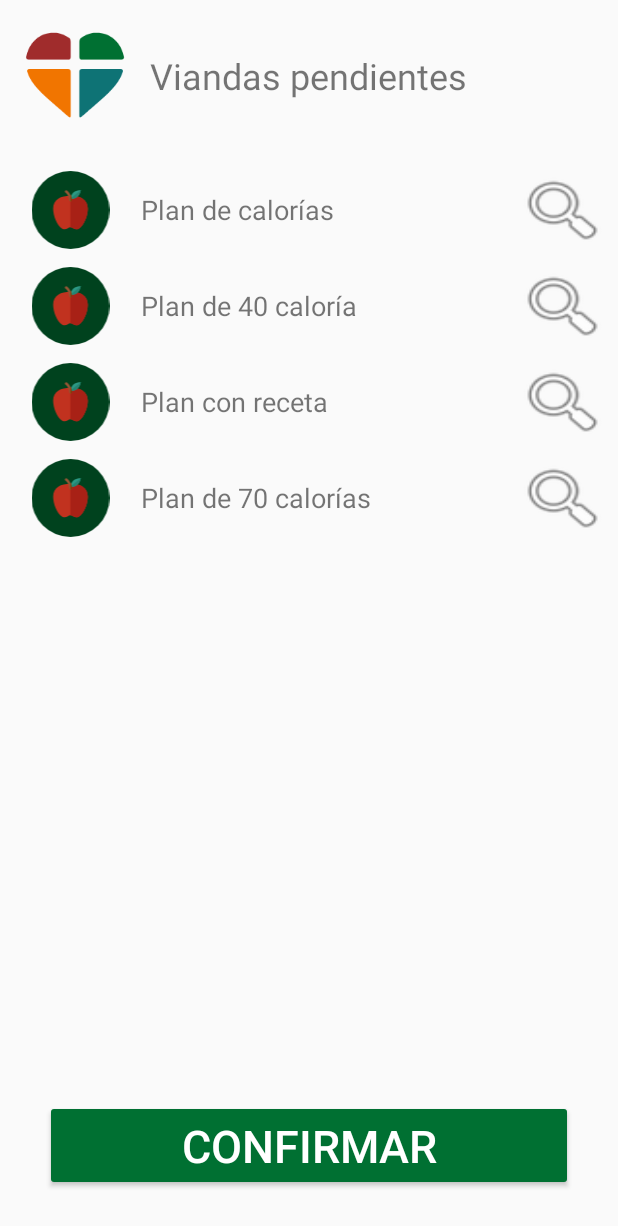
After one commit to Luciana123/BienestARProveedores, an Android app: the MealsFragment screen opened through its navigation route, on a phone screen of 412 x 824 dp. The commit adds this screen. Shown: the top 1226 px of the screen. Run offline under Robolectric (Android 15) with nearby library versions, the phone set to English and light mode, and no system bars.

Commit message:
finished meals lifecycle

```diff
--- a/app/src/main/java/com/example/bienestarproveedores/ProductsFragment.java
+++ b/app/src/main/java/com/example/bienestarproveedores/ProductsFragment.java
@@ -44,8 +44,8 @@ public class ProductsFragment extends Fragment {
     mealsProductLayout.setDescription(getString(R.string.meals));
     mealsProductLayout.setImageResource(R.drawable.ic_main_viands_apple);
     mealsProductLayout.setBackgroundColor(ContextCompat.getColor(view.getContext(), R.color.colorMeals));
-    //NavDirections mealsAction = ProductsFragmentDirections.actionProductsFragmentToMealsFragment();
-    //mealsProductLayout.setOnClickListener(Navigation.createNavigateOnClickListener(mealsAction));
+    NavDirections mealsAction = ProductsFragmentDirections.actionProductsFragmentToMealsFragment();
+    mealsProductLayout.setOnClickListener(Navigation.createNavigateOnClickListener(mealsAction));
 
     /* Asistencia. */
     assistanceProductLayout = view.findViewById(R.id.product_assistance);
--- a/app/src/main/java/com/example/bienestarproveedores/consultancy/ConsultancyAppointmentsFragment.java
+++ b/app/src/main/java/com/example/bienestarproveedores/consultancy/ConsultancyAppointmentsFragment.java
@@ -103,7 +103,7 @@ public class ConsultancyAppointmentsFragment extends Fragment {
                 @Override
                 public void onClick(View v) {
 
-                    v.setBackgroundColor(v.getResources().getColor(android.R.color.holo_blue_light));
+                    v.setBackgroundColor(v.getResources().getColor(android.R.color.holo_red_light));
 
                     for(ConsultancyAppointmentsItemsViewHolder item: viewValues) {
                         if(item.itemView != v){
--- /dev/null
+++ b/app/src/main/java/com/example/bienestarproveedores/meals/Meal.java
@@ -0,0 +1,37 @@
+package com.example.bienestarproveedores.meals;
+
+public class Meal {
+    private String nombre;
+    private String descripcion;
+
+    private String prescription;
+
+    public Meal(String nombre, String descripcion) {
+        this.nombre = nombre;
+        this.descripcion = descripcion;
+    }
+
+    public String getNombre() {
+        return nombre;
+    }
+
+    public void setNombre(String nombre) {
+        this.nombre = nombre;
+    }
+
+    public String getDescripcion() {
+        return descripcion;
+    }
+
+    public void setDescripcion(String descripcion) {
+        this.descripcion = descripcion;
+    }
+
+    public String getPrescription() {
+        return prescription;
+    }
+
+    public void setPrescription(String prescription) {
+        this.prescription = prescription;
+    }
+}
--- /dev/null
+++ b/app/src/main/java/com/example/bienestarproveedores/meals/MealDialogFragment.java
@@ -0,0 +1,32 @@
+package com.example.bienestarproveedores.meals;
+
+import android.app.AlertDialog;
+import android.app.Dialog;
+import android.content.DialogInterface;
+import android.os.Bundle;
+
+import androidx.fragment.app.DialogFragment;
+
+import com.example.bienestarproveedores.R;
+
+public class MealDialogFragment extends DialogFragment {
+    @Override
+    public Dialog onCreateDialog(Bundle savedInstanceState) {
+        // Use the Builder class for convenient dialog construction
+        AlertDialog.Builder builder = new AlertDialog.Builder(getActivity());
+
+        builder.setMessage("hola")
+                .setPositiveButton("ehm, sí", new DialogInterface.OnClickListener() {
+                    public void onClick(DialogInterface dialog, int id) {
+                        // FIRE ZE MISSILES!
+                    }
+                })
+                .setNegativeButton("nouuuu", new DialogInterface.OnClickListener() {
+                    public void onClick(DialogInterface dialog, int id) {
+                        // User cancelled the dialog
+                    }
+                });
+        // Create the AlertDialog object and return it
+        return builder.create();
+    }
+}
--- /dev/null
+++ b/app/src/main/java/com/example/bienestarproveedores/meals/MealsFragment.java
@@ -0,0 +1,214 @@
+package com.example.bienestarproveedores.meals;
+
+import android.app.AlertDialog;
+import android.os.Bundle;
+import android.view.LayoutInflater;
+import android.view.View;
+import android.view.ViewGroup;
+import android.widget.Button;
+import android.widget.ImageView;
+import android.widget.TextView;
+
+import androidx.annotation.DrawableRes;
+import androidx.annotation.NonNull;
+import androidx.annotation.Nullable;
+import androidx.fragment.app.Fragment;
+import androidx.navigation.NavController;
+import androidx.navigation.NavDirections;
+import androidx.navigation.Navigation;
+import androidx.recyclerview.widget.LinearLayoutManager;
+import androidx.recyclerview.widget.RecyclerView;
+
+import com.example.bienestarproveedores.HeaderLayout;
+import com.example.bienestarproveedores.R;
+import com.example.bienestarproveedores.consultancy.Appointment;
+import com.example.bienestarproveedores.consultancy.AppointmentsProvider;
+import com.example.bienestarproveedores.consultancy.ConsultancyAppointmentsFragmentDirections;
+
+import java.util.ArrayList;
+import java.util.List;
+
+public class MealsFragment extends Fragment {
+
+    private static int NO_SELECTION = 100000;
+
+    @Nullable
+    @Override
+    public View onCreateView(@NonNull LayoutInflater inflater, @Nullable ViewGroup container, @Nullable Bundle savedInstanceState) {
+        return inflater.inflate(R.layout.meals_pending_list_fragment, container, false);
+    }
+
+    @Override
+    public void onViewCreated(@NonNull View view, @Nullable Bundle savedInstanceState) {
+
+        AlertDialog.Builder alertDialogBuilder = new AlertDialog.Builder(this.getActivity());
+
+        super.onViewCreated(view, savedInstanceState);
+        HeaderLayout header = view.findViewById(R.id.fragment_header);
+        header.setDescription(getString(R.string.meals_to_retrieve));
+
+        RecyclerView orderItemsRecyclerView = view.findViewById(R.id.meals_recyclerview);
+        orderItemsRecyclerView.setLayoutManager(new LinearLayoutManager(view.getContext()));
+
+        MealsAdapter adapter = new MealsAdapter(alertDialogBuilder.create());
+        orderItemsRecyclerView.setAdapter(adapter);
+
+        Button buttonConfirm = view.findViewById(R.id.confirm);
+        buttonConfirm.setOnClickListener(new View.OnClickListener() {
+            @Override
+            public void onClick(View v) {
+
+
+                if(adapter.getSelected() != NO_SELECTION) {
+
+                    //TODO acá debería borrarlo con firebase!!!
+                    int pos = adapter.getSelected();
+                    adapter.meals.remove(pos);
+                    adapter.viewValues.remove(pos);
+                    adapter.notifyItemRemoved(pos);
+
+
+
+                }
+
+            }
+        });
+
+    }
+
+    /**
+     * Adapter for the medical specialists / professionals recycler view.
+     */
+    private static class MealsAdapter extends RecyclerView.Adapter<MealItemsViewHolder> {
+
+        List<Meal> meals = new ArrayList<>();
+        private List<MealItemsViewHolder> viewValues = new ArrayList<>();
+        MealsProvider appointmentsProvider = new MealsProvider();
+
+        private AlertDialog dialog;
+
+        MealsAdapter(AlertDialog dialog) {
+            this.dialog = dialog;
+            //TODO hardcodeado por ahora.. un solo doctor.
+            //mealsProvider.getMealsFromDB(1);
+
+            Meal m1 = new Meal("Plan de calorías", "Plan de comidas quincenal para adulto operado de riñon.");
+            Meal m2 = new Meal("Plan de 40 caloría", "Plan de 14 días para anciano con huesitis.");
+            Meal m3 = new Meal("Plan con receta", "Plan de comidas de 15 días especial con cronotones");
+            Meal m4 = new Meal("Plan de 70 calorías", "Plan de comida integral para un mes para paciente vegano.");
+            m4.setPrescription("La receta dkfjalkdfjdaskñfj dlskfjasdlñfjñadslfj aslkdfjañlsdkfjña. Amen.");
+
+            meals.add(m1);
+            meals.add(m2);
+            meals.add(m3);
+            meals.add(m4);
+        }
+
+        @NonNull
+        @Override
+        public MealItemsViewHolder onCreateViewHolder(@NonNull ViewGroup parent, int viewType) {
+
+            View view = LayoutInflater.from(parent.getContext()).inflate(R.layout.meal_pending_item, parent, false);
+
+            view.setOnClickListener(new View.OnClickListener() {
+                @Override
+                public void onClick(View v) {
+
+                    v.setBackgroundColor(v.getResources().getColor(android.R.color.holo_green_light));
+
+                    for(MealItemsViewHolder item: viewValues) {
+                        if(item.itemView != v){
+                            item.setSelected(false);
+                            item.itemView.setBackgroundColor(v.getResources().getColor(android.R.color.transparent));
+
+                        } else {
+                            item.setSelected(true);
+                        }
+                    }
+                }
+            });
+
+            return new MealItemsViewHolder(view, this.dialog);
+        }
+
+        @Override
+        public void onBindViewHolder(@NonNull MealItemsViewHolder holder, int position) {
+            holder.setPic(R.drawable.ic_main_viands_apple);
+            holder.setName(meals.get(position).getNombre());
+            holder.setDetalles(meals.get(position).getDescripcion());
+            viewValues.add(holder);
+        }
+
+        @Override
+        public int getItemCount() {
+            return meals.size();
+        }
+
+        public int getSelected() {
+            int selectedPos = MealsFragment.NO_SELECTION;
+
+            for (MealItemsViewHolder item : viewValues) {
+                if (item.isSelected()) {
+                    selectedPos = item.getAdapterPosition();
+                }
+            }
+            return selectedPos;
+        }
+    }
+
+    /**
+     * ViewHolder to display the details of an item of the meals order
+     */
+    private static class MealItemsViewHolder extends RecyclerView.ViewHolder {
+
+        private ImageView pic;
+        private TextView name;
+        private String detalles = "";
+
+        private boolean selected;
+
+        MealItemsViewHolder(@NonNull View itemView, AlertDialog dialog) {
+            super(itemView);
+            pic = itemView.findViewById(R.id.meal_pic);
+            name = itemView.findViewById(R.id.meal_name);
+
+            itemView.findViewById(R.id.meal_details).setOnClickListener(new View.OnClickListener() {
+                @Override
+                public void onClick(View v) {
+                    dialog.setMessage(detalles);
+                    dialog.show();
+                }
+            });
+
+        }
+
+        /**
+         * Sets the profile picture of the view holder.
+         * @param resId the resource identifier of the drawable.
+         */
+        void setPic(@DrawableRes int resId) {
+            pic.setImageResource(resId);
+        }
+
+        void setSelected(boolean selected) {
+            this.selected = selected;
+        }
+
+        boolean isSelected(){
+            return selected;
+        }
+
+        void setName(String name) {
+            this.name.setText(name);
+        }
+
+
+        public String getDetalles() {
+            return detalles;
+        }
+
+        public void setDetalles(String detalles) {
+            this.detalles = detalles;
+        }
+    }
+}
--- /dev/null
+++ b/app/src/main/java/com/example/bienestarproveedores/meals/MealsProvider.java
@@ -0,0 +1,15 @@
+package com.example.bienestarproveedores.meals;
+
+import java.util.ArrayList;
+import java.util.List;
+
+public class MealsProvider {
+
+
+    public List<Meal> getMealsFromDB(){
+        //TODO debe conectarse a firebase y obtener la lista de comidas.
+
+        return new ArrayList<>();
+    }
+
+}
--- /dev/null
+++ b/app/src/main/res/layout/meal_pending_item.xml
@@ -0,0 +1,47 @@
+<?xml version="1.0" encoding="utf-8"?>
+<RelativeLayout xmlns:android="http://schemas.android.com/apk/res/android"
+    xmlns:app="http://schemas.android.com/apk/res-auto"
+    android:layout_width="fill_parent"
+    android:layout_height="?android:attr/listPreferredItemHeight"
+    android:padding="6dip" >
+
+    <ImageView
+        android:id="@+id/meal_pic"
+        android:layout_width="82dp"
+        android:layout_height="58dp"
+        android:layout_alignParentTop="true"
+        android:layout_alignParentBottom="true"
+        android:layout_marginTop="0dp"
+        android:layout_marginRight="6dip"
+        android:contentDescription="TODO"
+        android:src="@drawable/ic_main_medic"
+        app:srcCompat="@drawable/ic_main_medic" />
+
+    <TextView
+        android:id="@+id/meal_name"
+        android:layout_width="wrap_content"
+        android:layout_height="wrap_content"
+        android:layout_alignParentBottom="true"
+        android:layout_alignParentTop="true"
+        android:layout_alignWithParentIfMissing="true"
+        android:layout_toRightOf="@id/meal_pic"
+        android:gravity="center_vertical"
+        android:text="Example application"
+        android:textSize="18sp" />
+
+    <Button
+        android:id="@+id/meal_details"
+
+        android:layout_width="62dp"
+        android:layout_height="58dp"
+        android:layout_alignParentTop="true"
+
+        android:layout_alignParentRight="true"
+        android:layout_alignParentBottom="true"
+
+        android:background="@android:drawable/ic_menu_search"
+        android:singleLine="true"
+        android:textSize="30sp" />
+
+
+</RelativeLayout>
--- /dev/null
+++ b/app/src/main/res/layout/meals_pending_list_fragment.xml
@@ -0,0 +1,44 @@
+<?xml version="1.0" encoding="utf-8"?>
+<androidx.constraintlayout.widget.ConstraintLayout xmlns:android="http://schemas.android.com/apk/res/android"
+    xmlns:layout="http://schemas.android.com/apk/res-auto"
+    xmlns:tools="http://schemas.android.com/tools"
+    android:orientation="vertical"
+    android:layout_width="match_parent"
+    android:layout_height="match_parent">
+
+    <include
+        android:id="@+id/fragment_header"
+        layout="@layout/bienestar_header"
+        layout:layout_constraintEnd_toEndOf="parent"
+        layout:layout_constraintStart_toStartOf="parent"
+        layout:layout_constraintTop_toTopOf="parent" />
+
+    <androidx.recyclerview.widget.RecyclerView
+        android:id="@+id/meals_recyclerview"
+        android:layout_width="match_parent"
+        android:layout_marginTop="8dp"
+        layout:layout_constraintStart_toStartOf="parent"
+        layout:layout_constraintEnd_toEndOf="parent"
+        layout:layout_constraintTop_toBottomOf="@+id/fragment_header"
+        layout:layout_constraintBottom_toTopOf="@id/confirm"
+
+        android:layout_height="0dp" />
+
+    <Button
+        android:id="@+id/confirm"
+        android:layout_width="match_parent"
+        android:layout_height="wrap_content"
+        android:layout_marginLeft="30dp"
+        android:layout_marginRight="30dp"
+        android:layout_marginBottom="30dp"
+        android:backgroundTint="@color/colorMeals"
+        android:text="confirmar"
+        android:textColor="@android:color/white"
+        android:textSize="30sp"
+        layout:layout_constraintBottom_toBottomOf="parent"
+        layout:layout_constraintEnd_toEndOf="parent"
+        layout:layout_constraintStart_toStartOf="parent"
+        layout:layout_constraintTop_toBottomOf="@+id/meals_recyclerview" />
+
+
+</androidx.constraintlayout.widget.ConstraintLayout>
--- a/app/src/main/res/navigation/nav_graph.xml
+++ b/app/src/main/res/navigation/nav_graph.xml
@@ -21,6 +21,9 @@
         <action
             android:id="@+id/action_ProductsFragment_to_consultancyAppointmentsFragment2"
             app:destination="@id/consultancyAppointmentsFragment" />
+        <action
+            android:id="@+id/action_ProductsFragment_to_mealsFragment"
+            app:destination="@id/mealsFragment" />
     </fragment>
     <fragment
         android:id="@+id/consultancyAppointmentsFragment"
@@ -38,4 +41,8 @@
             android:id="@+id/action_prescriptionFragment_to_consultancyAppointmentsFragment"
             app:destination="@id/consultancyAppointmentsFragment" />
     </fragment>
+    <fragment
+        android:id="@+id/mealsFragment"
+        android:name="com.example.bienestarproveedores.meals.MealsFragment"
+        android:label="MealsFragment" />
 </navigation>
--- a/app/src/main/res/values/strings.xml
+++ b/app/src/main/res/values/strings.xml
@@ -21,6 +21,7 @@
     <string name="meals_order_header">Tu pedido</string>
     <string name="pharmacy_header">Farmacia</string>
     <string name="consultancy_appointments">Turnos pendientes</string>
+    <string name="meals_to_retrieve">Viandas pendientes</string>
     <string name="consultancy_prescriptions">Envío de receta</string>
     <string name="pharmacy_search_hint">Buscar productos de farmacia y más...</string>
 </resources>
```
